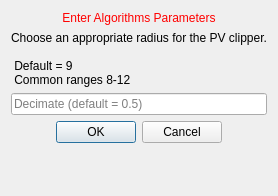
First picture: the form in Version2.0/Plugins/kcl.cemrgapp.atrialfibres/src/internal/AtrialFibresClipperViewUIRadius.ui, repository OpenHeartDevelopers/CemrgApp, before the edit.
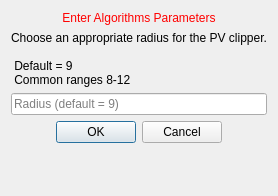
Second picture: the form after the edit.

Patch:
```diff
--- a/Version2.0/Plugins/kcl.cemrgapp.atrialfibres/src/internal/AtrialFibresClipperViewUIRadius.ui
+++ b/Version2.0/Plugins/kcl.cemrgapp.atrialfibres/src/internal/AtrialFibresClipperViewUIRadius.ui
@@ -58,7 +58,7 @@
    <item>
     <widget class="QLineEdit" name="lineEdit_4">
      <property name="placeholderText">
-      <string>Decimate (default = 0.5)</string>
+      <string>Radius (default = 9)</string>
      </property>
     </widget>
    </item>
```
Left out of the diff: 4 changed lines with no effect on the pictures.
